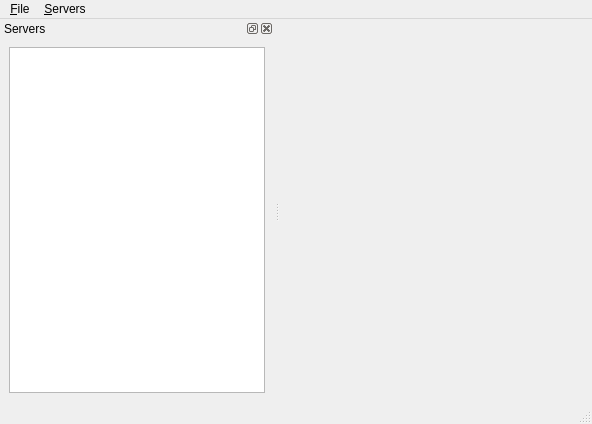
Above: GUI/MainWindow.ui from licface/memcached-manager before the change. Below: the same form after it.
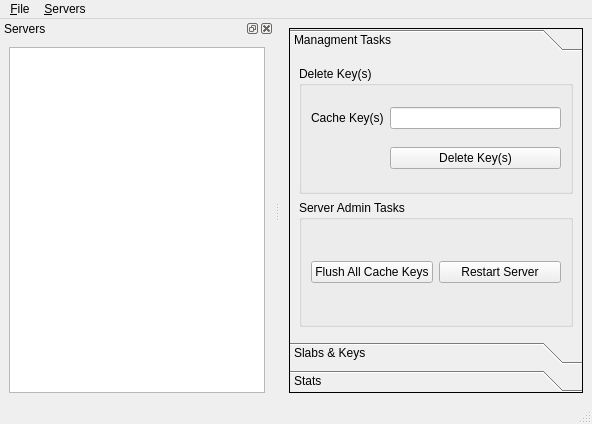
That is the form after the change.

Commit message: Added support for Clusters Started Preferences and Servers saving and loading from files Started Loading of Clusters info in Combobox in Add Server Dialog

What changed in the file:
```diff
--- a/GUI/MainWindow.ui
+++ b/GUI/MainWindow.ui
@@ -18,12 +18,109 @@
   <widget class="QWidget" name="centralwidget" >
    <property name="geometry" >
     <rect>
-     <x>137</x>
+     <x>170</x>
      <y>26</y>
-     <width>455</width>
+     <width>422</width>
      <height>375</height>
     </rect>
    </property>
+   <layout class="QHBoxLayout" name="horizontalLayout_3" >
+    <item>
+     <widget class="QToolBox" name="tbMain" >
+      <property name="frameShape" >
+       <enum>QFrame::Panel</enum>
+      </property>
+      <property name="currentIndex" >
+       <number>0</number>
+      </property>
+      <widget class="QWidget" name="MTasks" >
+       <property name="geometry" >
+        <rect>
+         <x>0</x>
+         <y>0</y>
+         <width>402</width>
+         <height>259</height>
+        </rect>
+       </property>
+       <attribute name="label" >
+        <string>Managment Tasks</string>
+       </attribute>
+       <layout class="QVBoxLayout" name="verticalLayout" >
+        <item>
+         <widget class="QGroupBox" name="gbClearKey" >
+          <property name="title" >
+           <string>Delete Key(s)</string>
+          </property>
+          <property name="flat" >
+           <bool>false</bool>
+          </property>
+          <layout class="QGridLayout" name="gridLayout_2" >
+           <item row="0" column="0" >
+            <widget class="QLabel" name="lblCacheKeys" >
+             <property name="text" >
+              <string>Cache Key(s)</string>
+             </property>
+            </widget>
+           </item>
+           <item row="0" column="1" >
+            <widget class="QLineEdit" name="txtCacheKeys" />
+           </item>
+           <item row="1" column="1" >
+            <widget class="QPushButton" name="btnCacheKeys" >
+             <property name="text" >
+              <string>Delete Key(s)</string>
+             </property>
+            </widget>
+           </item>
+          </layout>
+         </widget>
+        </item>
+        <item>
+         <widget class="QGroupBox" name="gbTasks" >
+          <property name="title" >
+           <string>Server Admin Tasks</string>
+          </property>
+          <layout class="QGridLayout" name="gridLayout" >
+           <item row="0" column="0" >
+            <widget class="QPushButton" name="btnFlushCache" >
+             <property name="text" >
+              <string>Flush All Cache Keys</string>
+             </property>
+            </widget>
+           </item>
+           <item row="0" column="1" >
+            <widget class="QPushButton" name="btnRestart" >
+             <property name="text" >
+              <string>Restart Server</string>
+             </property>
+            </widget>
+           </item>
+          </layout>
+         </widget>
+        </item>
+       </layout>
+      </widget>
+      <widget class="QWidget" name="SlabsKeys" >
+       <property name="geometry" >
+        <rect>
+         <x>0</x>
+         <y>0</y>
+         <width>402</width>
+         <height>259</height>
+        </rect>
+       </property>
+       <attribute name="label" >
+        <string>Slabs &amp;&amp; Keys</string>
+       </attribute>
+      </widget>
+      <widget class="QWidget" name="Stats" >
+       <attribute name="label" >
+        <string>Stats</string>
+       </attribute>
+      </widget>
+     </widget>
+    </item>
+   </layout>
   </widget>
   <widget class="QMenuBar" name="menubar" >
    <property name="geometry" >
```
Left out of the diff: 4 changed lines with no effect on the pictures. The commit also changes 10 other files.
